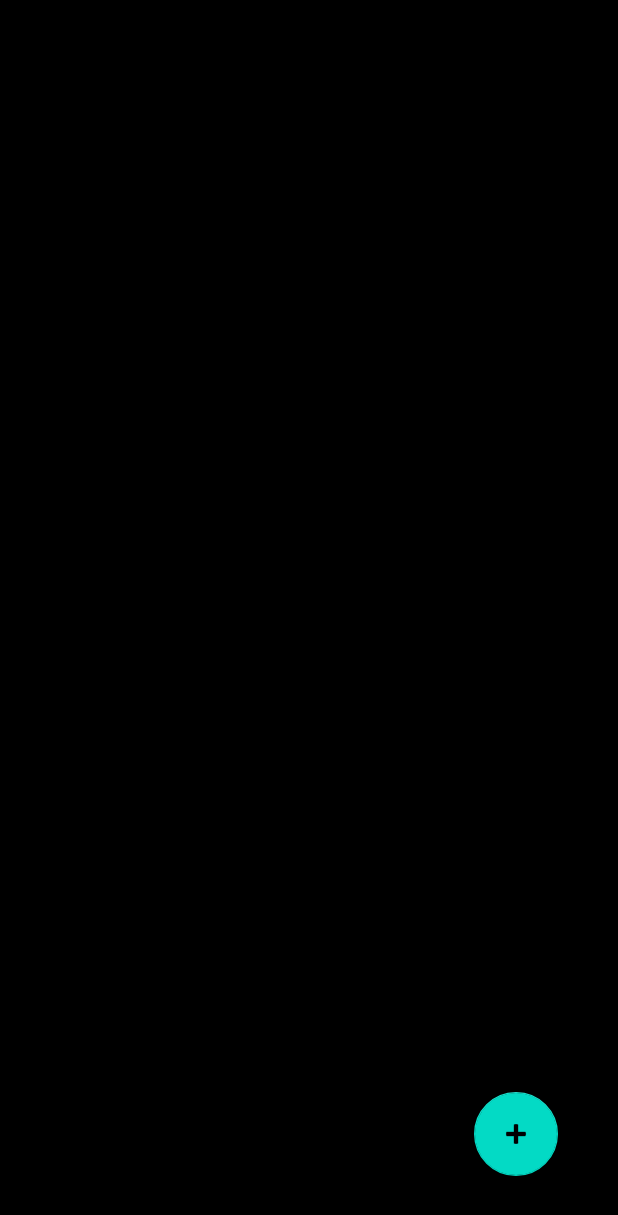
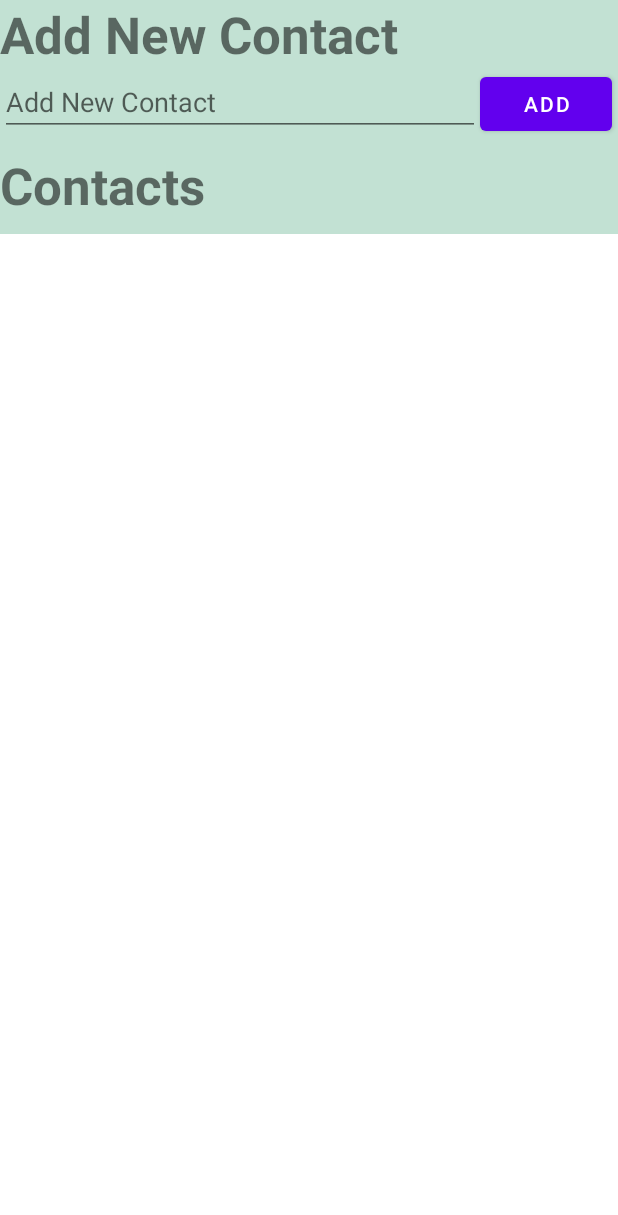
Before and after one commit to MoosaImran50/Chat-Bot-App-Kotlin-Android-SQLite, an Android app: the MainActivity1 screen opened directly, with no data from a screen before it, on a phone screen of 412 x 824 dp. Shown: the top 1215 px of the screen. Run offline under Robolectric (Android 15) with nearby library versions, the phone set to English and light mode, and no system bars; our stand-ins replace navigation-ui.

Commit message:
Assignment 2 mid

```diff
--- /dev/null
+++ b/app/src/main/java/com/example/assignment1/Contact.kt
@@ -0,0 +1,3 @@
+package com.example.assignment1
+
+data class Contact(var contact_id: Int, var name: String)
--- /dev/null
+++ b/app/src/main/java/com/example/assignment1/ContactRecyclerViewAdapter.kt
@@ -0,0 +1,55 @@
+package com.example.assignment1
+
+import android.view.LayoutInflater
+import android.view.View
+import android.view.ViewGroup
+import android.widget.AdapterView
+import android.widget.TextView
+import androidx.recyclerview.widget.RecyclerView
+
+class MyContactRecyclerViewAdapter(private val contactsList: MutableList<Contact>) : RecyclerView.Adapter<MyContactRecyclerViewAdapter.MyViewHolder2>() {
+
+    private lateinit var mListener: OnItemClickListener
+
+    interface OnItemClickListener {
+        fun onItemClick(position: Int)
+    }
+
+    fun setOnItemClickListener(listener: OnItemClickListener) {
+        mListener = listener
+    }
+
+
+    override fun onCreateViewHolder(parent: ViewGroup, viewType: Int): MyViewHolder2 {
+        val layoutInflater = LayoutInflater.from(parent.context)
+        val listItem = layoutInflater.inflate(R.layout.contact_item, parent, false)
+
+        return  MyViewHolder2(listItem, mListener)
+    }
+
+    override fun onBindViewHolder(holder: MyViewHolder2, position: Int) {
+        val contact = contactsList[position]
+        holder.bind(contact)
+    }
+
+    override fun getItemCount(): Int {
+        return contactsList.size
+    }
+
+
+    class MyViewHolder2(private val view: View, listener: OnItemClickListener): RecyclerView.ViewHolder(view){
+        init{
+            view.setOnClickListener {
+                listener.onItemClick(adapterPosition)
+            }
+        }
+
+        fun bind(contactText: Contact){
+            val nameText = view.findViewById<TextView>(R.id.contactName)
+
+            nameText.text = contactText.name
+        }
+
+    }
+
+}
--- a/app/src/main/java/com/example/assignment1/DatabaseHelper.kt
+++ b/app/src/main/java/com/example/assignment1/DatabaseHelper.kt
@@ -9,16 +9,21 @@ import java.util.jar.Attributes.Name
 import kotlin.coroutines.coroutineContext
 
 private const val DATABASE_NAME = "ChatAPP"
-private const val TABLE_NAME = "Message"
+private const val TABLE_NAME1 = "Message"
+private const val TABLE_NAME2 = "Conversation"
 
 class DatabaseHelper(context: Context) : SQLiteOpenHelper(context, DATABASE_NAME, null, 1){
 
     override fun onCreate(db: SQLiteDatabase?) {
-        val sql = "CREATE TABLE " + TABLE_NAME + " (ID INTEGER PRIMARY KEY AUTOINCREMENT, " +
+        val sql1 = "CREATE TABLE " + TABLE_NAME1 + " (ID INTEGER PRIMARY KEY AUTOINCREMENT, " +
                   "Name TEXT," +
                   "Content TEXT," +
                   "CreationDateTime TEXT)"
-        db?.execSQL(sql)
+        db?.execSQL(sql1)
+
+        val sql2 = "CREATE TABLE " + TABLE_NAME2 + " (Contact_ID INTEGER PRIMARY KEY, " +
+                   "Name TEXT)"
+        db?.execSQL(sql2)
     }
 
     override fun onUpgrade(db: SQLiteDatabase?, oldVersion: Int, newVersion: Int) {
@@ -26,13 +31,13 @@ class DatabaseHelper(context: Context) : SQLiteOpenHelper(context, DATABASE_NAME
         onCreate(db)
     }
 
-    fun addData(msg: Message) {
+    fun addMessage(msg: Message) {
         val db = this.writableDatabase
         var cv = ContentValues()
         cv.put("Name", msg.name)
         cv.put("Content", msg.message)
         cv.put("CreationDateTime", msg.time_stamp)
-        var result = db.insert(TABLE_NAME, null, cv)
+        var result = db.insert(TABLE_NAME1, null, cv)
         if (result == -1.toLong()){
             Log.d("DatabaseHelper", "Failed")
         }
@@ -41,11 +46,11 @@ class DatabaseHelper(context: Context) : SQLiteOpenHelper(context, DATABASE_NAME
         }
     }
 
-    fun readData() : MutableList<Message> {
+    fun readMessage() : MutableList<Message> {
         var messagesList = mutableListOf<Message>()
 
         val db = this.readableDatabase
-        val sql = "Select * from $TABLE_NAME"
+        val sql = "Select * from $TABLE_NAME1"
         val result = db.rawQuery(sql, null)
         while (result.moveToNext()){
             var name = result.getString(1)
@@ -58,4 +63,35 @@ class DatabaseHelper(context: Context) : SQLiteOpenHelper(context, DATABASE_NAME
 
         return messagesList
     }
+
+    fun readContact() : MutableList<Contact> {
+        var contactList = mutableListOf<Contact>()
+
+        val db = this.readableDatabase
+        val sql = "Select * from $TABLE_NAME2"
+        val result = db.rawQuery(sql, null)
+        while (result.moveToNext()){
+            var id = result.getString(1).toInt()
+            var name = result.getString(2)
+            contactList.add(Contact(id, name))
+        }
+        result.close()
+        db.close()
+
+        return contactList
+    }
+
+    fun addContact(contact: Contact) {
+        val db = this.writableDatabase
+        var cv = ContentValues()
+        cv.put("Contact_ID", contact.contact_id)
+        cv.put("Name", contact.name)
+        var result = db.insert(TABLE_NAME2, null, cv)
+        if (result == -1.toLong()){
+            Log.d("DatabaseHelper", "Failed")
+        }
+        else{
+            Log.d("DatabaseHelper", "Success")
+        }
+    }
 }
--- a/app/src/main/java/com/example/assignment1/MainActivity1.kt
+++ b/app/src/main/java/com/example/assignment1/MainActivity1.kt
@@ -4,15 +4,19 @@ import android.graphics.Color
 import android.os.Bundle
 import android.widget.Button
 import android.widget.EditText
+import android.widget.Toast
 import com.google.android.material.snackbar.Snackbar
 import androidx.appcompat.app.AppCompatActivity
 import androidx.navigation.findNavController
 import androidx.navigation.ui.AppBarConfiguration
 import androidx.navigation.ui.navigateUp
 import androidx.navigation.ui.setupActionBarWithNavController
+import androidx.recyclerview.widget.DividerItemDecoration
 import androidx.recyclerview.widget.LinearLayoutManager
 import androidx.recyclerview.widget.RecyclerView
 import com.example.assignment1.databinding.ActivityMain1Binding
+import java.text.SimpleDateFormat
+import java.util.*
 
 class MainActivity1 : AppCompatActivity() {
 private lateinit var binding: ActivityMain1Binding
@@ -22,13 +26,53 @@ private lateinit var binding: ActivityMain1Binding
         setContentView(R.layout.activity_main1)
 
         val db =  DatabaseHelper(this)
-        var contactsList = db.readData()
+        var contactsList = db.readContact()
 
         val recyclerView = findViewById<RecyclerView>(R.id.ContactsRecyclerView)
-        recyclerView.setBackgroundColor(Color.BLACK)
         recyclerView.layoutManager = LinearLayoutManager(this)
-        recyclerView.adapter = MyRecyclerViewAdapter(contactsList)
+        recyclerView.addItemDecoration(DividerItemDecoration(this, LinearLayoutManager.VERTICAL))
+        val adapter = MyContactRecyclerViewAdapter(contactsList)
+        recyclerView.adapter = adapter
+
+        adapter.setOnItemClickListener(object: MyContactRecyclerViewAdapter.OnItemClickListener{
+            override fun onItemClick(position: Int) {
+                Toast.makeText(
+                    this@MainActivity1,
+                    contactsList[position].name,
+                    Toast.LENGTH_SHORT
+                ).show()
+            }
+        })
 
         recyclerView.scrollToPosition(contactsList.size - 1)
+
+        val textBox = findViewById<EditText>(R.id.myContactTextBox)
+        val addButton = findViewById<Button>(R.id.addButton)
+        var enteredName = ""
+
+        recyclerView.scrollToPosition(contactsList.size - 1)
+
+        addButton.setOnClickListener {
+            enteredName = textBox.text.toString().trim()
+            if (enteredName == "") {
+                Toast.makeText(
+                    this@MainActivity1,
+                    "Text field can not be left blank!",
+                    Toast.LENGTH_SHORT
+                ).show()
+            }
+            else {
+                val id = contactsList.size
+                val name = enteredName
+
+                contactsList.add(Contact(id, name))
+
+                textBox.text.clear()
+                recyclerView.scrollToPosition(contactsList.size - 1)
+
+                db.addContact(Contact(id, name))
+            }
+
+        }
     }
 }
--- a/app/src/main/res/layout/activity_main1.xml
+++ b/app/src/main/res/layout/activity_main1.xml
@@ -1,31 +1,63 @@
 <?xml version="1.0" encoding="utf-8"?>
 <androidx.constraintlayout.widget.ConstraintLayout xmlns:android="http://schemas.android.com/apk/res/android"
-xmlns:app="http://schemas.android.com/apk/res-auto"
-xmlns:tools="http://schemas.android.com/tools"
-android:layout_width="match_parent"
-android:layout_height="match_parent"
-tools:context=".MainActivity">
+    xmlns:app="http://schemas.android.com/apk/res-auto"
+    xmlns:tools="http://schemas.android.com/tools"
+    android:layout_width="match_parent"
+    android:layout_height="match_parent"
+    android:background="#C2E1D3"
+    tools:context=".MainActivity">
 
     <androidx.recyclerview.widget.RecyclerView
         android:id="@+id/ContactsRecyclerView"
         android:layout_width="match_parent"
         android:layout_height="0dp"
+        android:layout_marginTop="10dp"
+        android:background="#FFFFFF"
         android:focusableInTouchMode="true"
         app:layout_constraintBottom_toBottomOf="parent"
         app:layout_constraintEnd_toEndOf="parent"
         app:layout_constraintHorizontal_bias="0.0"
         app:layout_constraintStart_toStartOf="parent"
-        app:layout_constraintTop_toTopOf="parent"
-        app:layout_constraintVertical_bias="0.0" />
+        app:layout_constraintTop_toBottomOf="@+id/contacts"
+        app:layout_constraintVertical_bias="1.0" />
 
-    <com.google.android.material.floatingactionbutton.FloatingActionButton
-        android:id="@+id/add"
+    <EditText
+        android:id="@+id/myContactTextBox"
+        android:layout_width="0dp"
+        android:layout_height="wrap_content"
+        android:hint="Add New Contact"
+        app:layout_constraintEnd_toStartOf="@+id/addButton"
+        app:layout_constraintHorizontal_bias="0.0"
+        app:layout_constraintStart_toStartOf="parent"
+        app:layout_constraintTop_toBottomOf="@+id/addContact" />
+
+    <Button
+        android:id="@+id/addButton"
         android:layout_width="wrap_content"
         android:layout_height="wrap_content"
-        android:layout_gravity="bottom|end"
-        android:layout_marginEnd="40dp"
-        android:layout_marginBottom="40dp"
-        app:layout_constraintBottom_toBottomOf="parent"
+        android:layout_marginEnd="4dp"
+        android:text="Add"
         app:layout_constraintEnd_toEndOf="parent"
-        app:srcCompat="@android:drawable/ic_input_add" />
+        app:layout_constraintTop_toBottomOf="@+id/addContact" />
+
+    <TextView
+        android:id="@+id/addContact"
+        android:layout_width="wrap_content"
+        android:layout_height="wrap_content"
+        android:text="Add New Contact"
+        android:textSize="34sp"
+        android:textStyle="bold"
+        app:layout_constraintStart_toStartOf="parent"
+        app:layout_constraintTop_toTopOf="parent" />
+
+    <TextView
+        android:id="@+id/contacts"
+        android:layout_width="wrap_content"
+        android:layout_height="wrap_content"
+        android:layout_marginTop="10dp"
+        android:text="Contacts"
+        android:textSize="34sp"
+        android:textStyle="bold"
+        app:layout_constraintStart_toStartOf="parent"
+        app:layout_constraintTop_toBottomOf="@+id/myContactTextBox" />
 </androidx.constraintlayout.widget.ConstraintLayout>
```
Also changed, not shown: app/src/main/AndroidManifest.xml (+8 -2 lines), app/src/main/java/com/example/assignment1/MainActivity.kt (+4 -4 lines), app/src/main/java/com/example/assignment1/MessageRecyclerViewAdapter.kt (renamed from app/src/main/java/com/example/assignment1/RecyclerViewAdapter.kt, +5 -5 lines), app/src/main/res/layout/contact_item.xml (added, +24 -0 lines), app/src/main/res/layout/activity_main.xml (line endings or trailing spaces).
